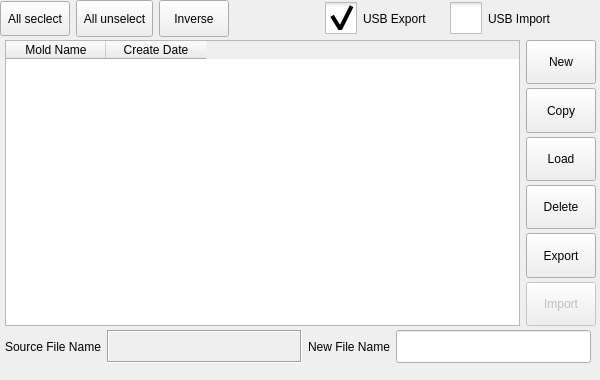
Before: the Qt Designer form function_settings/moldinformation.ui in GaussCheng/2-5AxisPunch, drawn with Qt 5.
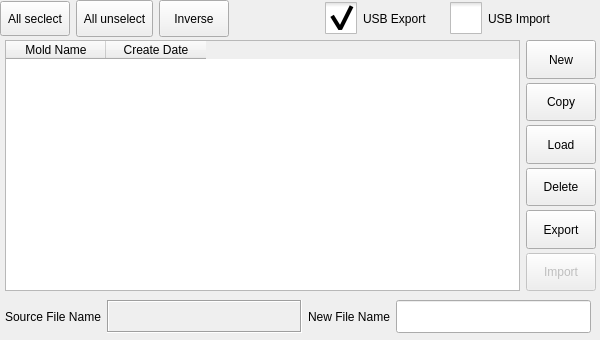
After: the same form once the commit is applied. Icons and pictures are not drawn. Custom widgets are drawn as their Qt base class.

What changed in the file:
```diff
--- a/function_settings/moldinformation.ui
+++ b/function_settings/moldinformation.ui
@@ -7,7 +7,7 @@
     <x>0</x>
     <y>0</y>
     <width>600</width>
-    <height>380</height>
+    <height>340</height>
    </rect>
   </property>
   <property name="windowTitle">
@@ -212,7 +212,7 @@
      <x>5</x>
      <y>40</y>
      <width>591</width>
-     <height>286</height>
+     <height>251</height>
     </rect>
    </property>
    <layout class="QHBoxLayout" name="horizontalLayout">
@@ -381,7 +381,7 @@
    <property name="geometry">
     <rect>
      <x>5</x>
-     <y>330</y>
+     <y>300</y>
      <width>586</width>
      <height>33</height>
     </rect>
```
